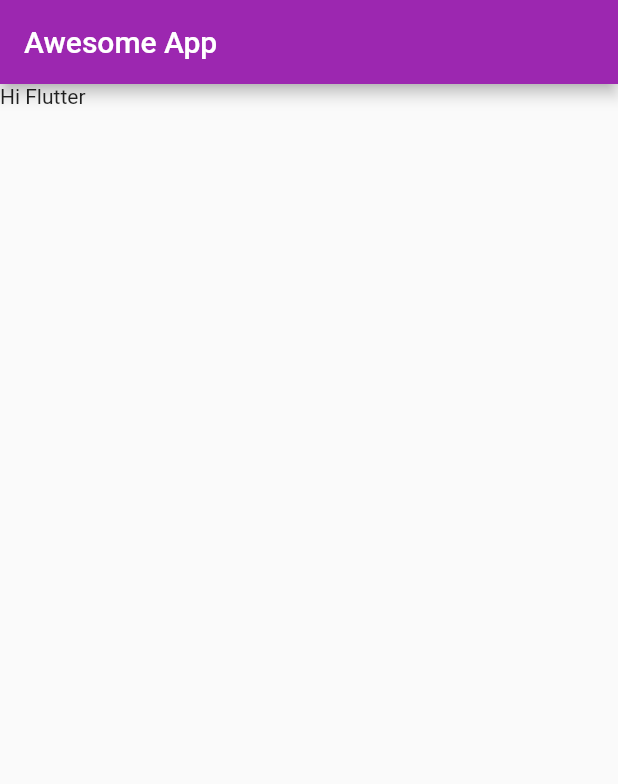
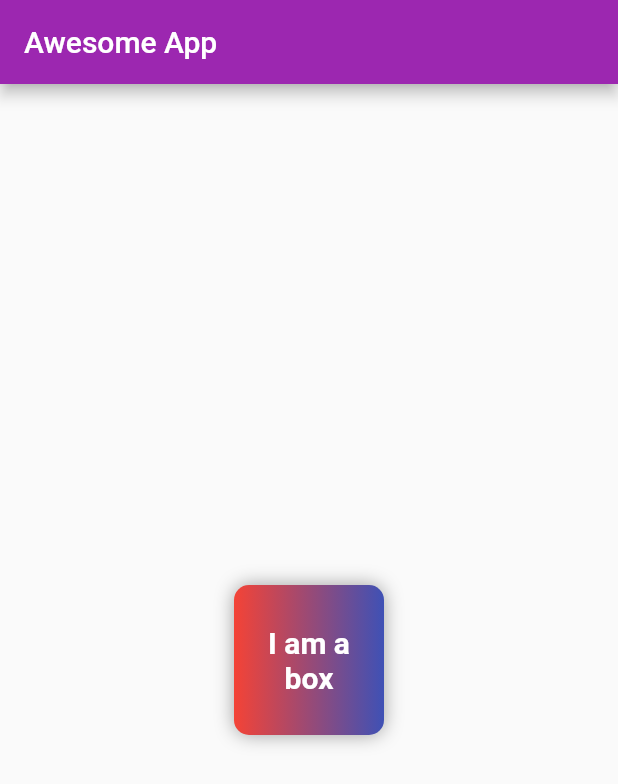
Before and after one commit to Calebfalz/Flutter-Second-Tutorial, a Flutter app: the screen it shows after launch, on a phone screen of 412 x 824 dp. Shown: the top 784 px of the screen. Run offline on Flutter 3.47's test engine with Material 2 defaults, Android fonts, the phone set to English and light mode, and no system bars.

Commit message:
alignment, gradient, boxshadow, borderRadius, clipBehaviour, decoration,textAlign

```diff
--- a/second_tutorial/lib/main.dart
+++ b/second_tutorial/lib/main.dart
@@ -19,8 +19,40 @@
       appBar: AppBar(
         title: Text("Awesome App"),
       ),
-      body: Container(
-        child: Text('Hi Flutter'),
+      body: Center(
+        child: Container(
+          padding: const EdgeInsets.all(8),
+          clipBehavior:
+              Clip.antiAlias, // the content will not be outside the container
+          width: 100.0,
+          height: 100.0,
+          decoration: BoxDecoration(
+              gradient: LinearGradient(
+                colors: [
+                  Colors.red,
+                  Colors.indigo,
+                ],
+              ),
+              color: Colors.red,
+              //shape: BoxShape.circle,
+              borderRadius: BorderRadius.circular(10),
+              boxShadow: [
+                BoxShadow(
+                  color: Colors.grey,
+                  blurRadius: 10,
+                ),
+              ]),
+          alignment: Alignment.center, //where you want to place the child
+          child: Text(
+            "I am a box",
+            textAlign: TextAlign.center,
+            style: TextStyle(
+              fontSize: 20,
+              color: Colors.white,
+              fontWeight: FontWeight.bold,
+            ),
+          ),
+        ),
       ),
     );
   }
```
